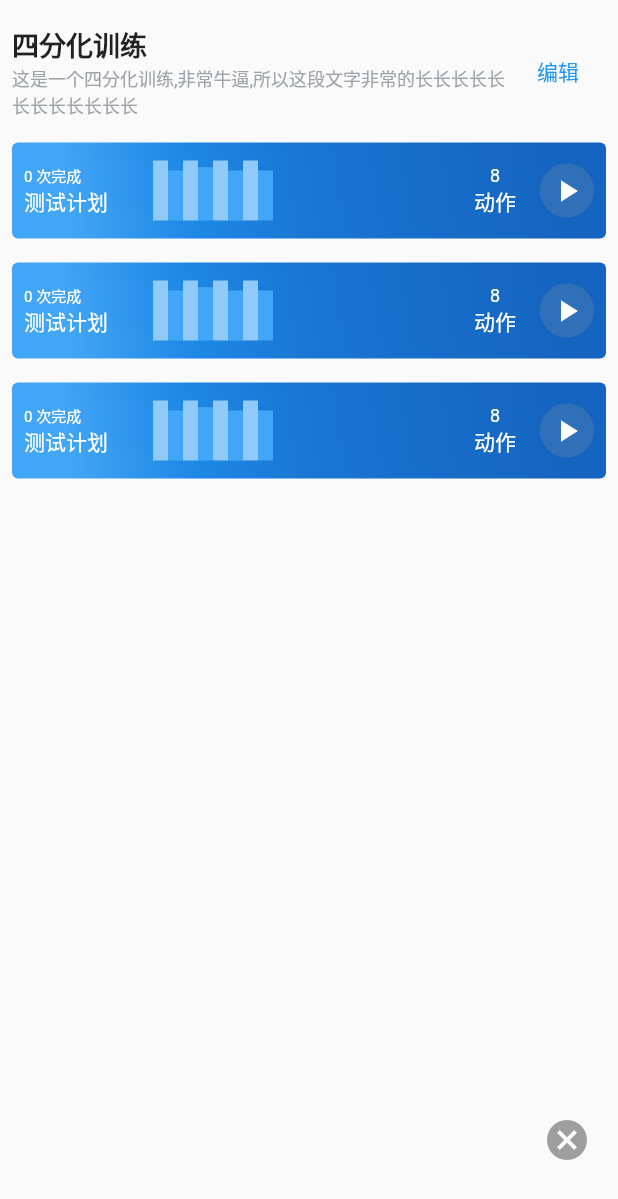
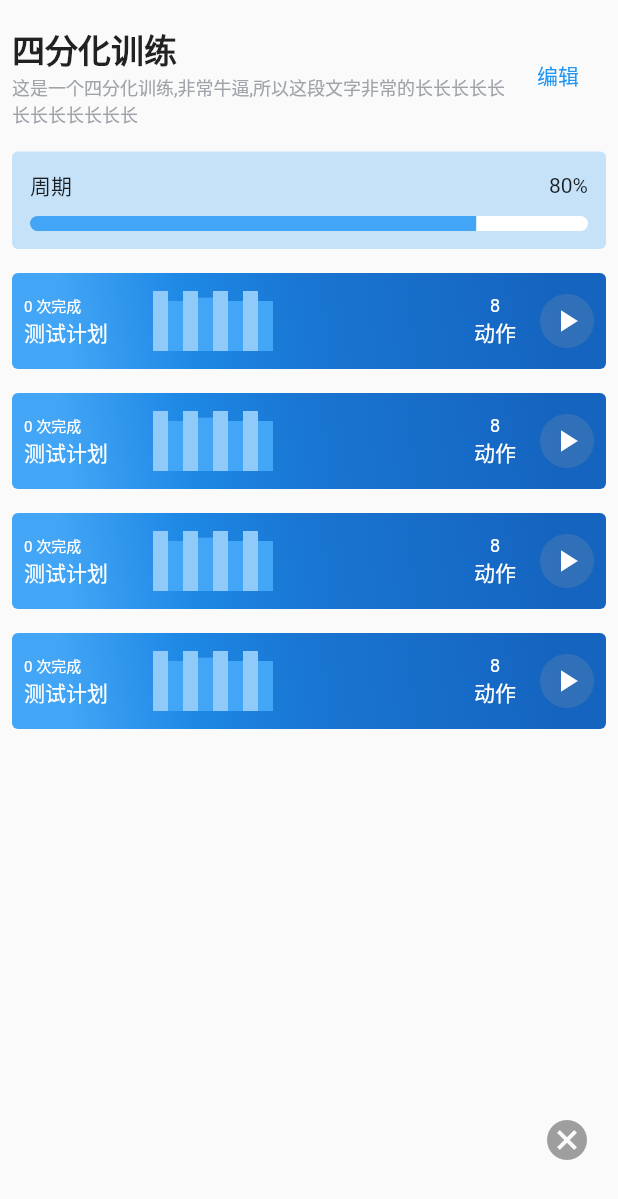
Before and after one commit to BarrySong97/light, a Flutter app: the ModalFit widget shown alone on an empty page, opened directly, on a phone screen of 412 x 824 dp. Shown: the top 1199 px of the screen. Run offline on Flutter 3.47's test engine with Material 2 defaults, Android fonts, the phone set to English and light mode, and no system bars; drawn by our look-alikes of fl_chart; our stand-ins replace modal_bottom_sheet, salomon_bottom_bar, tab_indicator_styler; missing offline and left inert: route_transitions.

Commit message:
feat(plandetail): fix gridview padding issue and add progress bar

```diff
--- a/lib/pages/Home/components/PlanBottomSheet.dart
+++ b/lib/pages/Home/components/PlanBottomSheet.dart
@@ -36,6 +36,11 @@ class ModalFit extends StatelessWidget {
                       SizedBox(
                         height: 16,
                       ),
+                      buildProgress(),
+                      SizedBox(
+                        height: 16,
+                      ),
+                      PlanItem(),
                       PlanItem(),
                       PlanItem(),
                       PlanItem()
@@ -78,7 +83,7 @@ class ModalFit extends StatelessWidget {
       children: [
         Text(
           '四分化训练',
-          style: TextStyle(fontWeight: FontWeight.bold, fontSize: 18),
+          style: TextStyle(fontWeight: FontWeight.bold, fontSize: 22),
         ),
         Text(
           '这是一个四分化训练,非常牛逼,所以这段文字非常的长长长长长长长长长长长长',
@@ -87,4 +92,75 @@ class ModalFit extends StatelessWidget {
       ],
     );
   }
+
+  Widget buildProgress() {
+    return Container(
+      padding: EdgeInsets.fromLTRB(12, 12, 12, 12),
+      decoration: BoxDecoration(
+          color: Colors.blue[200]!.withOpacity(0.5),
+          borderRadius: BorderRadius.all(Radius.circular(4))),
+      child: Column(
+        children: [
+          Row(
+            mainAxisAlignment: MainAxisAlignment.spaceBetween,
+            children: [Text('周期'), Text('80%')],
+          ),
+          SizedBox(
+            height: 10,
+          ),
+          Container(
+            child: Row(
+              children: [
+                Flexible(
+                  // 第一个占用 1/6
+                  flex: 8,
+                  child: Container(
+                    height: 10,
+                    decoration: BoxDecoration(
+                        color: Colors.blue[400]!,
+                        borderRadius: BorderRadius.horizontal(
+                          left: Radius.circular(8),
+                        )),
+                    alignment: Alignment.center,
+                    child: Text(''),
+                  ),
+                ),
+                Flexible(
+                  // 第 2 个占用 2/6
+                  flex: 2,
+
+                  child: Container(
+                    height: 10,
+                    decoration: BoxDecoration(
+                        color: Colors.white,
+                        borderRadius: BorderRadius.horizontal(
+                          right: Radius.circular(8),
+                        )),
+                    alignment: Alignment.center,
+                    child: Text(''),
+                  ),
+                ),
+              ],
+            ),
+          ),
+        ],
+      ),
+    );
+  }
+
+  Widget getItem(int index, [double width = 60, double height = 60]) {
+    return Container(
+      // 宽高设置 60
+      // width: width,
+      // height: height,
+      // 设置背景色
+      color: Colors.orange.shade200,
+      // 设置间隙
+      // margin: EdgeInsets.all(2),
+      // 设置子项居中
+      alignment: Alignment.center,
+      // 设置子项
+      child: Text('$index'),
+    );
+  }
 }
--- a/lib/pages/Home/index.dart
+++ b/lib/pages/Home/index.dart
@@ -88,7 +88,7 @@ class _Home extends State<Home> with SingleTickerProviderStateMixin {
                 ),
                 Expanded(
                     child: Container(
-                  // height: 300,
+                  // padding: EdgeInsets.symmetric(horizontal: 8),
                   child: TabBarView(
                       controller: _tabController,
                       children: [buildPlan(), buildTrainingListBody()]),
@@ -107,18 +107,16 @@ class _Home extends State<Home> with SingleTickerProviderStateMixin {
     return GridView.count(
       // Create a grid with 2 columns. If you change the scrollDirection to
       // horizontal, this produces 2 rows.
+      padding: const EdgeInsets.symmetric(vertical: 0, horizontal: 8),
       crossAxisCount: 2,
       mainAxisSpacing: 10,
       crossAxisSpacing: 10,
 
       // Generate 100 widgets that display their index in the List.
-      children: List.generate(4, (index) {
+      children: List.generate(6, (index) {
         return Plan();
       }),
     );
-    // return ListView(
-    //   children: [, Plan(), Plan()],
-    // );
   }
 
   Widget buildHeader() {
@@ -277,7 +275,7 @@ class _Home extends State<Home> with SingleTickerProviderStateMixin {
 
   Widget buildTrainingListBody() {
     return ListView.builder(
-      padding: const EdgeInsets.all(0),
+      padding: const EdgeInsets.symmetric(vertical: 0, horizontal: 8),
       itemCount: 8,
       itemBuilder: (BuildContext context, int index) {
         return PlanItem();
```
